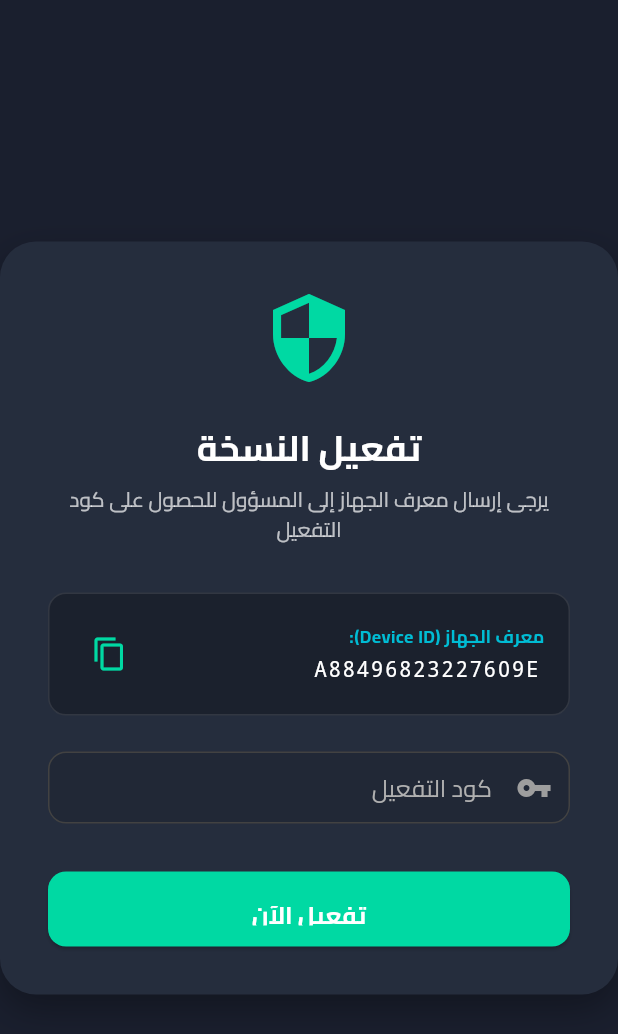
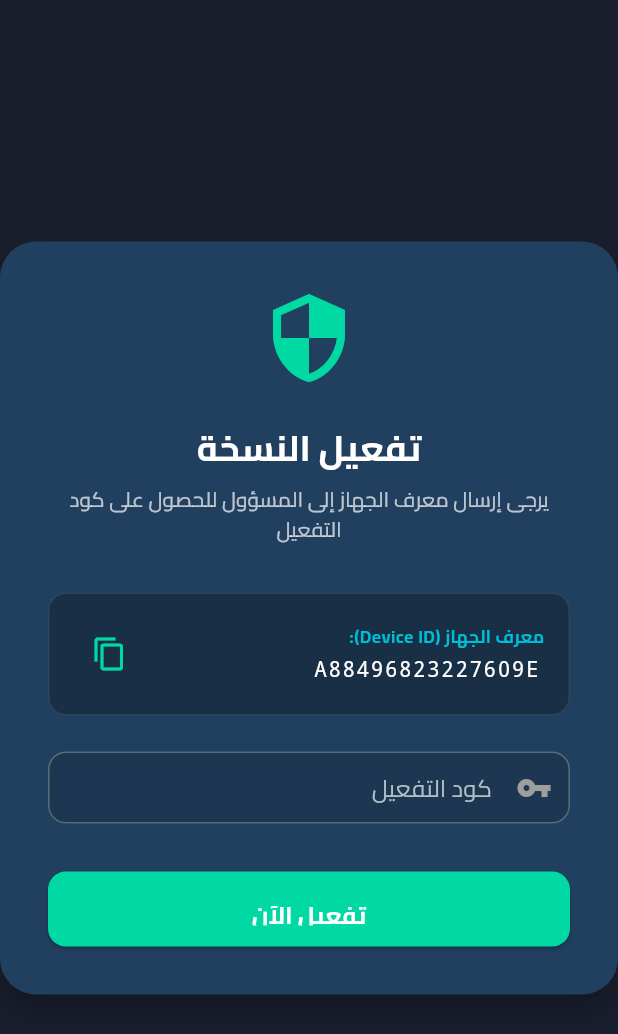
Before and after one commit to aliali121ew-coder/sahara-fuel-project, a Flutter app: the screen it shows after launch, on a phone screen of 412 x 824 dp. Shown: the top 1034 px of the screen. Run offline on Flutter 3.47's test engine with Material 3 defaults, Android fonts, the phone set to English and light mode, and no system bars; our stand-ins replace fl_chart, google_fonts, hive_flutter; accounts and stored records are empty; project files that could hold a hidden picture were left out.

Commit message:
Rebuild theme system with proper Material 3 architecture
- Replace hardcoded SaharaColors.light/dark with fromScheme() factory
  that derives surface/semantic colors from M3 tonal palette
- Light theme: pure ColorScheme.fromSeed() with ZERO overrides
- Dark theme: fromSeed() + branded navy surface elevation system
- app_theme.dart uses ONLY ColorScheme tokens (no Color() literals)
- Sidebar uses dedicated sidebarText/sidebarSubtle for dark-on-dark contrast
- Architecture: Seed → fromSeed → Tonal Palette → Elevation System → ThemeData

Co-Authored-By: Claude Opus 4.6 <noreply@anthropic.com>

```diff
--- a/sahara_fuel_app_fixed last updata/lib/core/theme/app_theme.dart
+++ b/sahara_fuel_app_fixed last updata/lib/core/theme/app_theme.dart
@@ -4,59 +4,65 @@ import 'color_schemes.dart';
 import 'app_dimensions.dart';
 
 /// Centralized theme factory for the Sahara Fuel app.
-/// Provides both light and dark ThemeData with proper Material 3 support.
+///
+/// Architecture:
+///   Seed Color → ColorScheme.fromSeed() → Tonal Palette
+///   → Light: ZERO overrides — pure M3 harmony
+///   → Dark:  surface overrides only (branded navy)
+///   → SaharaColors.fromScheme() derives custom tokens from palette
+///   → ThemeData uses scheme semantics (NO hardcoded colors)
 class AppTheme {
   AppTheme._();
 
+  /// Brand seed color — the single source of truth for the entire palette.
   static const _seedColor = Color(0xFF00D9A3);
 
   // ===== Dark Theme =====
+  // Override surface system to branded navy tones; everything else from seed.
   static ThemeData darkTheme() {
     final colorScheme = ColorScheme.fromSeed(
       seedColor: _seedColor,
       brightness: Brightness.dark,
     ).copyWith(
-      surface: const Color(0xFF0D1B2A),
-      surfaceContainerHighest: const Color(0xFF252D3D),
-      primary: const Color(0xFF00D9A3),
-      onPrimary: Colors.white,
-      secondary: const Color(0xFFF4A261),
-      onSecondary: Colors.white,
-      error: const Color(0xFFEF5350),
-      onError: Colors.white,
-      onSurface: Colors.white,
-      onSurfaceVariant: const Color(0xFFB0B0B0),
-      outline: const Color(0xFF424242),
-      outlineVariant: const Color(0xFF2D3748),
+      // Branded navy surface elevation system
+      surface:                    const Color(0xFF0D1B2A),
+      surfaceDim:                 const Color(0xFF081420),
+      surfaceBright:              const Color(0xFF1A3654),
+      surfaceContainerLowest:     const Color(0xFF060F1A),
+      surfaceContainerLow:        const Color(0xFF0F2438),
+      surfaceContainer:           const Color(0xFF142D45),
+      surfaceContainerHigh:       const Color(0xFF1A3654),
+      surfaceContainerHighest:    const Color(0xFF213F5E),
+      onSurface:                  Colors.white,
+      onSurfaceVariant:           const Color(0xFFB0BEC5),
+      outline:                    const Color(0xFF546E7A),
+      outlineVariant:             const Color(0xFF37474F),
     );
 
-    return _buildTheme(colorScheme, Brightness.dark, SaharaColors.dark);
+    return _buildTheme(
+      colorScheme,
+      Brightness.dark,
+      SaharaColors.fromScheme(colorScheme, isDark: true),
+    );
   }
 
   // ===== Light Theme =====
+  // Pure ColorScheme.fromSeed() — ZERO overrides. M3 generates everything.
   static ThemeData lightTheme() {
     final colorScheme = ColorScheme.fromSeed(
       seedColor: _seedColor,
       brightness: Brightness.light,
-    ).copyWith(
-      surface: const Color(0xFFF8FAFB),
-      surfaceContainerHighest: const Color(0xFFF5F6F8),
-      primary: const Color(0xFF009D78),
-      onPrimary: Colors.white,
-      secondary: const Color(0xFFD87A2A),
-      onSecondary: Colors.white,
-      error: const Color(0xFFD32F2F),
-      onError: Colors.white,
-      onSurface: const Color(0xFF0F1419),
-      onSurfaceVariant: const Color(0xFF4B5563),
-      outline: const Color(0xFFE2E4E8),
-      outlineVariant: const Color(0xFFD0D5DD),
     );
 
-    return _buildTheme(colorScheme, Brightness.light, SaharaColors.light);
+    return _buildTheme(
+      colorScheme,
+      Brightness.light,
+      SaharaColors.fromScheme(colorScheme, isDark: false),
+    );
   }
 
   // ===== Shared Theme Builder =====
+  // Uses ONLY ColorScheme tokens — no hardcoded Color() values.
   static ThemeData _buildTheme(
     ColorScheme colorScheme,
     Brightness brightness,
@@ -74,12 +80,14 @@ class AppTheme {
       textTheme: textTheme,
       scaffoldBackgroundColor: Colors.transparent,
 
-      // AppBar
+      // AppBar — uses scheme surface
       appBarTheme: AppBarTheme(
         backgroundColor: colorScheme.surface,
         foregroundColor: colorScheme.onSurface,
         elevation: 0,
-        scrolledUnderElevation: 1,
+        scrolledUnderElevation: 2,
+        surfaceTintColor: colorScheme.surfaceTint,
+        shadowColor: colorScheme.shadow,
         titleTextStyle: GoogleFonts.cairo(
           fontSize: 20,
           fontWeight: FontWeight.bold,
@@ -87,18 +95,16 @@ class AppTheme {
         ),
       ),
 
-      // Cards
+      // Cards — uses scheme surfaceContainerLow (M3 elevation level)
       cardTheme: CardThemeData(
-        color: isDark ? const Color(0xFF1A1F2E) : Colors.white,
-        elevation: isDark ? AppDimensions.elevationLow : AppDimensions.elevationMedium,
-        shadowColor: isDark
-            ? Colors.black.withOpacity(0.3)
-            : Colors.grey.withOpacity(0.08),
+        color: colorScheme.surfaceContainerLow,
+        elevation: isDark ? 1 : 2,
+        shadowColor: colorScheme.shadow,
         shape: RoundedRectangleBorder(
           borderRadius: AppDimensions.borderRadiusLg,
           side: isDark
               ? BorderSide.none
-              : BorderSide(color: colorScheme.outline.withOpacity(0.5)),
+              : BorderSide(color: colorScheme.outlineVariant),
         ),
       ),
 
@@ -146,12 +152,12 @@ class AppTheme {
         ),
       ),
 
-      // Input Fields
+      // Input Fields — uses scheme tokens
       inputDecorationTheme: InputDecorationTheme(
         filled: true,
-        fillColor: saharaColors.inputBg,
+        fillColor: colorScheme.surfaceContainerLow,
         hintStyle: GoogleFonts.cairo(
-          color: saharaColors.hintText,
+          color: colorScheme.onSurfaceVariant,
           fontSize: 14,
         ),
         contentPadding: AppDimensions.paddingInput,
@@ -173,24 +179,25 @@ class AppTheme {
         ),
       ),
 
-      // Dialogs
+      // Dialogs — uses scheme surfaceContainerHigh
       dialogTheme: DialogThemeData(
-        backgroundColor: isDark ? const Color(0xFF0F2438) : const Color(0xFFFBFCFE),
+        backgroundColor: colorScheme.surfaceContainerHigh,
+        surfaceTintColor: colorScheme.surfaceTint,
         shape: RoundedRectangleBorder(
           borderRadius: AppDimensions.borderRadiusLg,
         ),
-        elevation: AppDimensions.elevationHigh,
+        elevation: 6,
       ),
 
       // Dividers
       dividerTheme: DividerThemeData(
-        color: colorScheme.outline,
+        color: colorScheme.outlineVariant,
         thickness: 1,
       ),
 
       // Chips
       chipTheme: ChipThemeData(
-        backgroundColor: saharaColors.inputBg,
+        backgroundColor: colorScheme.surfaceContainerLow,
         labelStyle: GoogleFonts.cairo(fontSize: 12),
         shape: RoundedRectangleBorder(
           borderRadius: AppDimensions.borderRadiusSm,
@@ -199,8 +206,10 @@ class AppTheme {
 
       // SnackBar
       snackBarTheme: SnackBarThemeData(
-        backgroundColor: isDark ? const Color(0xFF1A1F2E) : const Color(0xFF323232),
-        contentTextStyle: GoogleFonts.cairo(color: Colors.white),
+        backgroundColor: colorScheme.inverseSurface,
+        contentTextStyle: GoogleFonts.cairo(
+          color: colorScheme.onInverseSurface,
+        ),
         shape: RoundedRectangleBorder(
           borderRadius: AppDimensions.borderRadiusMd,
         ),
@@ -218,7 +227,9 @@ class AppTheme {
           fontSize: 13,
           color: colorScheme.onSurface,
         ),
-        headingRowColor: WidgetStateProperty.all(saharaColors.tableHeader),
+        headingRowColor: WidgetStateProperty.all(
+          colorScheme.surfaceContainerHighest,
+        ),
         decoration: BoxDecoration(
           borderRadius: AppDimensions.borderRadiusMd,
         ),
@@ -227,11 +238,11 @@ class AppTheme {
       // Tooltip
       tooltipTheme: TooltipThemeData(
         textStyle: GoogleFonts.cairo(
-          color: Colors.white,
+          color: colorScheme.onInverseSurface,
           fontSize: 12,
         ),
         decoration: BoxDecoration(
-          color: isDark ? const Color(0xFF2D3748) : const Color(0xFF323232),
+          color: colorScheme.inverseSurface,
           borderRadius: AppDimensions.borderRadiusSm,
         ),
       ),
--- a/sahara_fuel_app_fixed last updata/lib/core/theme/color_schemes.dart
+++ b/sahara_fuel_app_fixed last updata/lib/core/theme/color_schemes.dart
@@ -1,6 +1,11 @@
 import 'package:flutter/material.dart';
 
 /// Custom theme extension for Sahara-specific colors not covered by ColorScheme.
+///
+/// Architecture (Material 3 compliant):
+///   Seed Color → ColorScheme.fromSeed() → Tonal Palette
+///   → SaharaColors.fromScheme() derives surface/semantic tokens from palette
+///   → Only brand-specific colors (charts, gradients, sidebar) are manual constants
 class SaharaColors extends ThemeExtension<SaharaColors> {
   final Color cardGreen;
   final Color cardOrange;
@@ -28,6 +33,10 @@ class SaharaColors extends ThemeExtension<SaharaColors> {
   final Color gradientMiddle;
   final Color gradientEnd;
   final List<Color> pageGradient;
+  final Color sidebarText;
+  final Color sidebarSubtle;
+  final Color sidebarIconBg;
+  final Color sidebarHoverBg;
 
   const SaharaColors({
     required this.cardGreen,
@@ -56,7 +65,70 @@ class SaharaColors extends ThemeExtension<SaharaColors> {
     required this.gradientMiddle,
     required this.gradientEnd,
     required this.pageGradient,
+    required this.sidebarText,
+    required this.sidebarSubtle,
+    required this.sidebarIconBg,
+    required this.sidebarHoverBg,
   });
+
+  // ═══════════════════════════════════════════════════════════════════
+  // Factory: derives colors from the M3 ColorScheme tonal palette.
+  // Surface/semantic colors come FROM the palette → guaranteed harmony.
+  // Only brand-specific colors (charts, sidebar, gradients) are manual.
+  // ═══════════════════════════════════════════════════════════════════
+  static SaharaColors fromScheme(ColorScheme cs, {required bool isDark}) {
+    return SaharaColors(
+      // ── Dashboard card accent colors (brand constants) ──
+      cardGreen:   isDark ? const Color(0xFF00D9A3) : const Color(0xFF0A8A6A),
+      cardOrange:  isDark ? const Color(0xFFFFA726) : const Color(0xFFD4772B),
+      cardPurple:  isDark ? const Color(0xFFAB47BC) : const Color(0xFF6B3FA0),
+
+      // ── Chart colors (brand constants) ──
+      chartBlue:   isDark ? const Color(0xFF42A5F5) : const Color(0xFF2B6CB0),
+      chartGreen:  isDark ? const Color(0xFF10B981) : const Color(0xFF0D9668),
+      chartOrange: isDark ? const Color(0xFFFFA726) : const Color(0xFFDD8B39),
+      chartRed:    isDark ? const Color(0xFFEF5350) : const Color(0xFFC53030),
+      chartPurple: isDark ? const Color(0xFF8B5CF6) : const Color(0xFF6B46C1),
+
+      // ── Sidebar (dark navy in both modes — pro ERP design) ──
+      sidebar:      isDark ? const Color(0xFF1A1F2E) : const Color(0xFF1B2A3D),
+      sidebarBorder: isDark ? cs.outlineVariant : const Color(0xFF2D4052),
+      sidebarText:   const Color(0xFFECEFF4),
+      sidebarSubtle: isDark ? const Color(0xFF9E9E9E) : const Color(0xFF8899AA),
+      sidebarIconBg: isDark ? const Color(0xFF252D3D) : const Color(0xFF243447),
+      sidebarHoverBg: const Color(0x1AFFFFFF),
+
+      // ── Surfaces → derived from M3 tonal palette ──
+      tableHeader:  cs.surfaceContainerHighest,
+      tableRowEven: cs.surfaceContainerLow,
+      tableRowOdd:  cs.surface,
+      dialogHeader: cs.surfaceContainerHigh,
+      inputBg:      cs.surfaceContainerLow,
+
+      // ── Text → derived from M3 semantic tokens ──
+      hintText:   cs.onSurfaceVariant,
+      subtleText: cs.outline,
+
+      // ── Badges & Stats → derived from M3 elevation surfaces ──
+      badgeBg:     cs.surfaceContainerLowest,
+      badgeBorder: cs.outlineVariant,
+      statBg:      cs.surfaceContainerLow,
+      statBorder:  cs.outlineVariant,
+
+      // ── Accent = primary from scheme ──
+      accent: cs.primary,
+
+      // ── Gradients (brand — sidebar-matching for headers) ──
+      gradientStart:  isDark ? const Color(0xFF1F4D6D) : const Color(0xFF1B2A3D),
+      gradientMiddle: isDark ? const Color(0xFF0D2847) : const Color(0xFF2A4A5E),
+      gradientEnd:    isDark ? const Color(0xFF1A3A52) : const Color(0xFF1D3A50),
+
+      // ── Page gradient → derived from M3 surface tones ──
+      pageGradient: isDark
+          ? [cs.surface, cs.surfaceContainerLow, cs.surfaceContainer]
+          : [cs.surfaceContainerLowest, cs.surfaceContainerLow, cs.surface],
+    );
+  }
 
   @override
   SaharaColors copyWith({
@@ -86,6 +158,10 @@ class SaharaColors extends ThemeExtension<SaharaColors> {
     Color? gradientMiddle,
     Color? gradientEnd,
     List<Color>? pageGradient,
+    Color? sidebarText,
+    Color? sidebarSubtle,
+    Color? sidebarIconBg,
+    Color? sidebarHoverBg,
   }) {
     return SaharaColors(
       cardGreen: cardGreen ?? this.cardGreen,
@@ -114,6 +190,10 @@ class SaharaColors extends ThemeExtension<SaharaColors> {
       gradientMiddle: gradientMiddle ?? this.gradientMiddle,
       gradientEnd: gradientEnd ?? this.gradientEnd,
       pageGradient: pageGradient ?? this.pageGradient,
+      sidebarText: sidebarText ?? this.sidebarText,
+      sidebarSubtle: sidebarSubtle ?? this.sidebarSubtle,
+      sidebarIconBg: sidebarIconBg ?? this.sidebarIconBg,
+      sidebarHoverBg: sidebarHoverBg ?? this.sidebarHoverBg,
     );
   }
 
@@ -151,68 +231,12 @@ class SaharaColors extends ThemeExtension<SaharaColors> {
         Color.lerp(pageGradient[1], other.pageGradient[1], t)!,
         Color.lerp(pageGradient[2], other.pageGradient[2], t)!,
       ],
+      sidebarText: Color.lerp(sidebarText, other.sidebarText, t)!,
+      sidebarSubtle: Color.lerp(sidebarSubtle, other.sidebarSubtle, t)!,
+      sidebarIconBg: Color.lerp(sidebarIconBg, other.sidebarIconBg, t)!,
+      sidebarHoverBg: Color.lerp(sidebarHoverBg, other.sidebarHoverBg, t)!,
     );
   }
-
-  // ===== Dark Theme Colors =====
-  static const dark = SaharaColors(
-    cardGreen: Color(0xFF00D9A3),
-    cardOrange: Color(0xFFFFA726),
-    cardPurple: Color(0xFFAB47BC),
-    chartBlue: Color(0xFF42A5F5),
-    chartGreen: Color(0xFF10B981),
-    chartOrange: Color(0xFFFFA726),
-    chartRed: Color(0xFFEF5350),
-    chartPurple: Color(0xFF8B5CF6),
-    sidebar: Color(0xFF1A1F2E),
-    sidebarBorder: Color(0xFF424242),
-    tableHeader: Color(0xFF0F2438),
-    tableRowEven: Color(0x4D1E2127),
-    tableRowOdd: Colors.transparent,
-    dialogHeader: Color(0xFF1E2127),
-    inputBg: Color(0xFF252D3D),
-    hintText: Color(0xFF757575),
-    subtleText: Color(0xFF9E9E9E),
-    badgeBg: Color(0xFF1A1F2E),
-    badgeBorder: Color(0x3300D9A3),
-    statBg: Color(0xFF1A1F2E),
-    statBorder: Color(0xFF2D3748),
-    accent: Color(0xFF00D9A3),
-    gradientStart: Color(0xFF1F4D6D),
-    gradientMiddle: Color(0xFF0D2847),
-    gradientEnd: Color(0xFF1A3A52),
-    pageGradient: [Color(0xFF0D1B2A), Color(0xFF0F2438), Color(0xFF0F2847)],
-  );
-
-  // ===== Light Theme Colors =====
-  static const light = SaharaColors(
-    cardGreen: Color(0xFF009D78),
-    cardOrange: Color(0xFFD87A2A),
-    cardPurple: Color(0xFF7C3B8F),
-    chartBlue: Color(0xFF1976D2),
-    chartGreen: Color(0xFF059669),
-    chartOrange: Color(0xFFD87A2A),
-    chartRed: Color(0xFFD32F2F),
-    chartPurple: Color(0xFF6A1B9A),
-    sidebar: Color(0xFFFFFFFF),
-    sidebarBorder: Color(0xFFE2E4E8),
-    tableHeader: Color(0xFFF2F4F8),
-    tableRowEven: Color(0xFFF5F7FA),
-    tableRowOdd: Color(0xFFFFFFFF),
-    dialogHeader: Color(0xFFEFF1F5),
-    inputBg: Color(0xFFF5F6F8),
-    hintText: Color(0xFF8A92A0),
-    subtleText: Color(0xFF9CA5B3),
-    badgeBg: Color(0xFFFFFFFF),
-    badgeBorder: Color(0xFFD0D5DD),
-    statBg: Color(0xFFF5F7FA),
-    statBorder: Color(0xFFD0D5DD),
-    accent: Color(0xFF009D78),
-    gradientStart: Color(0xFFB3D9F2),
-    gradientMiddle: Color(0xFF7CB8DD),
-    gradientEnd: Color(0xFFD4E7F7),
-    pageGradient: [Color(0xFFF5F7FA), Color(0xFFE8ECF1), Color(0xFFF0F2F5)],
-  );
 }
 
 /// Helper extension to easily access SaharaColors from BuildContext.
--- a/sahara_fuel_app_fixed last updata/lib/core/widgets/erp_sidebar.dart
+++ b/sahara_fuel_app_fixed last updata/lib/core/widgets/erp_sidebar.dart
@@ -180,7 +180,7 @@ class _ErpSidebarState extends State<ErpSidebar>
                     style: GoogleFonts.cairo(
                       fontSize: 16,
                       fontWeight: FontWeight.bold,
-                      color: cs.onSurface,
+                      color: sahara.sidebarText,
                     ),
                     overflow: TextOverflow.ellipsis,
                   ),
@@ -188,7 +188,7 @@ class _ErpSidebarState extends State<ErpSidebar>
                     'نظام إدارة الوقود',
                     style: GoogleFonts.cairo(
                       fontSize: 10,
-                      color: sahara.subtleText,
+                      color: sahara.sidebarSubtle,
                     ),
                   ),
                 ],
@@ -204,7 +204,7 @@ class _ErpSidebarState extends State<ErpSidebar>
               width: 32,
               height: 32,
               decoration: BoxDecoration(
-                color: sahara.inputBg,
+                color: sahara.sidebarIconBg,
                 borderRadius: AppDimensions.borderRadiusSm,
               ),
               child: AnimatedRotation(
@@ -212,7 +212,7 @@ class _ErpSidebarState extends State<ErpSidebar>
                 duration: AppDimensions.sidebarAnimationDuration,
                 child: Icon(
                   Icons.chevron_right,
-                  color: sahara.hintText,
+                  color: sahara.sidebarSubtle,
                   size: 20,
                 ),
               ),
@@ -229,14 +229,14 @@ class _ErpSidebarState extends State<ErpSidebar>
       child: Container(
         padding: const EdgeInsets.all(AppDimensions.spacingSm + 2),
         decoration: BoxDecoration(
-          color: sahara.inputBg,
+          color: sahara.sidebarIconBg,
           borderRadius: AppDimensions.borderRadiusMd,
         ),
         child: Row(
           children: [
             CircleAvatar(
               radius: 16,
-              backgroundColor: (widget.roleColor ?? cs.primary).withOpacity(0.2),
+              backgroundColor: (widget.roleColor ?? cs.primary).withOpacity(0.25),
               child: Icon(
                 widget.roleIcon ?? Icons.person,
                 color: widget.roleColor ?? cs.primary,
@@ -253,7 +253,7 @@ class _ErpSidebarState extends State<ErpSidebar>
                     style: GoogleFonts.cairo(
                       fontSize: 12,
                       fontWeight: FontWeight.bold,
-                      color: cs.onSurface,
+                      color: sahara.sidebarText,
                     ),
                     overflow: TextOverflow.ellipsis,
                   ),
@@ -307,7 +307,7 @@ class _ErpSidebarState extends State<ErpSidebar>
               style: GoogleFonts.cairo(
                 fontSize: 10,
                 fontWeight: FontWeight.w600,
-                color: sahara.subtleText,
+                color: sahara.sidebarSubtle,
                 letterSpacing: 0.5,
               ),
             ),
@@ -372,9 +372,9 @@ class _ErpSidebarState extends State<ErpSidebar>
           duration: const Duration(milliseconds: 150),
           decoration: BoxDecoration(
             color: isSelected
-                ? activeColor.withOpacity(0.12)
+                ? activeColor.withOpacity(0.15)
                 : isHovered
-                    ? cs.onSurface.withOpacity(0.04)
+                    ? sahara.sidebarHoverBg
                     : Colors.transparent,
             borderRadius: AppDimensions.borderRadiusSm,
             border: isSelected
@@ -417,17 +417,17 @@ class _ErpSidebarState extends State<ErpSidebar>
             decoration: BoxDecoration(
               color: isSelected
                   ? activeColor.withOpacity(0.2)
-                  : sahara.inputBg,
+                  : sahara.sidebarIconBg,
               borderRadius: AppDimensions.borderRadiusSm,
             ),
             child: Center(
               child: Icon(
                 item.icon,
                 color: item.locked
-                    ? sahara.hintText
+                    ? sahara.sidebarSubtle.withOpacity(0.5)
                     : isSelected
                         ? activeColor
-                        : sahara.subtleText,
+                        : sahara.sidebarSubtle,
                 size: 18,
               ),
             ),
@@ -441,10 +441,10 @@ class _ErpSidebarState extends State<ErpSidebar>
                 fontSize: 13,
                 fontWeight: isSelected ? FontWeight.bold : FontWeight.w500,
                 color: item.locked
-                    ? sahara.hintText
+                    ? sahara.sidebarSubtle.withOpacity(0.5)
                     : isSelected
                         ? activeColor
-                        : cs.onSurface,
+                        : sahara.sidebarText,
               ),
               overflow: TextOverflow.ellipsis,
             ),
@@ -468,7 +468,7 @@ class _ErpSidebarState extends State<ErpSidebar>
             ),
           // Lock icon
           if (item.locked)
-            Icon(Icons.lock, size: 14, color: sahara.hintText),
+            Icon(Icons.lock, size: 14, color: sahara.sidebarSubtle.withOpacity(0.5)),
           // Active indicator
           if (isSelected)
             Container(
@@ -505,10 +505,10 @@ class _ErpSidebarState extends State<ErpSidebar>
               Icon(
                 item.icon,
                 color: item.locked
-                    ? sahara.hintText
+                    ? sahara.sidebarSubtle.withOpacity(0.5)
                     : isSelected
                         ? activeColor
-                        : sahara.subtleText,
+                        : sahara.sidebarSubtle,
                 size: 20,
               ),
               if (item.badge > 0)
@@ -538,7 +538,7 @@ class _ErpSidebarState extends State<ErpSidebar>
                 Positioned(
                   bottom: -2,
                   left: -2,
-                  child: Icon(Icons.lock, size: 8, color: sahara.hintText),
+                  child: Icon(Icons.lock, size: 8, color: sahara.sidebarSubtle.withOpacity(0.5)),
                 ),
             ],
           ),
@@ -622,7 +622,7 @@ class _ErpSidebarState extends State<ErpSidebar>
                       'الإصدار 2.0.0',
                       style: GoogleFonts.cairo(
                         fontSize: 10,
-                        color: sahara.subtleText,
+                        color: sahara.sidebarSubtle,
                       ),
                     ),
                   ],
```
